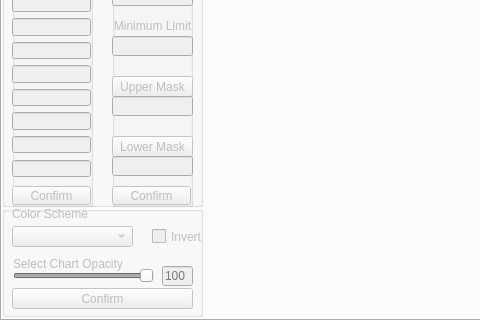
Above: StadicViewer/vis/ui/ui1.ui from sariths/stadicViewer before the change; both pictures show x 0 to 480 and y 420 to 740 of the 977 by 740 pixel window. Below: the same form after it.
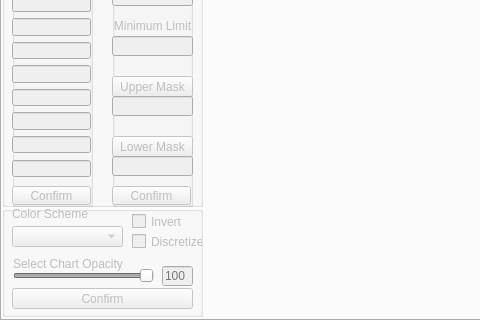
That is the form after the change. The open tabs and pages were chosen to show the change.

Commit message: Changed the plots from pcolormesh to imshow. I noticed that with pcolor mesh the data was getting truncated. Add interpolation options for plots. Modified the gui slightly by adding a checkbox.

What changed in the file:
```diff
--- a/StadicViewer/vis/ui/ui1.ui
+++ b/StadicViewer/vis/ui/ui1.ui
@@ -973,10 +973,15 @@
        <rect>
         <x>10</x>
         <y>20</y>
-        <width>121</width>
+        <width>111</width>
         <height>21</height>
        </rect>
       </property>
+      <property name="font">
+       <font>
+        <pointsize>7</pointsize>
+       </font>
+      </property>
       <property name="toolTip">
        <string>Select a color scheme for the chart.</string>
       </property>
@@ -984,8 +989,8 @@
      <widget class="QCheckBox" name="chkSpaceColorSchemeInvert">
       <property name="geometry">
        <rect>
-        <x>150</x>
-        <y>15</y>
+        <x>130</x>
+        <y>0</y>
         <width>51</width>
         <height>31</height>
        </rect>
@@ -1013,6 +1018,22 @@
        <string>Confirm</string>
       </property>
      </widget>
+     <widget class="QCheckBox" name="chkSpaceColorSchemeInterpolate">
+      <property name="geometry">
+       <rect>
+        <x>130</x>
+        <y>20</y>
+        <width>71</width>
+        <height>31</height>
+       </rect>
+      </property>
+      <property name="toolTip">
+       <string>Check this box to show discrete color patches in the plot.</string>
+      </property>
+      <property name="text">
+       <string>Discretize</string>
+      </property>
+     </widget>
     </widget>
     <widget class="QTextBrowser" name="txtSpaceMsgBox">
      <property name="geometry">
```
Left out of the diff: 7 changed lines with no effect on the pictures. The commit also changes 4 other files.
